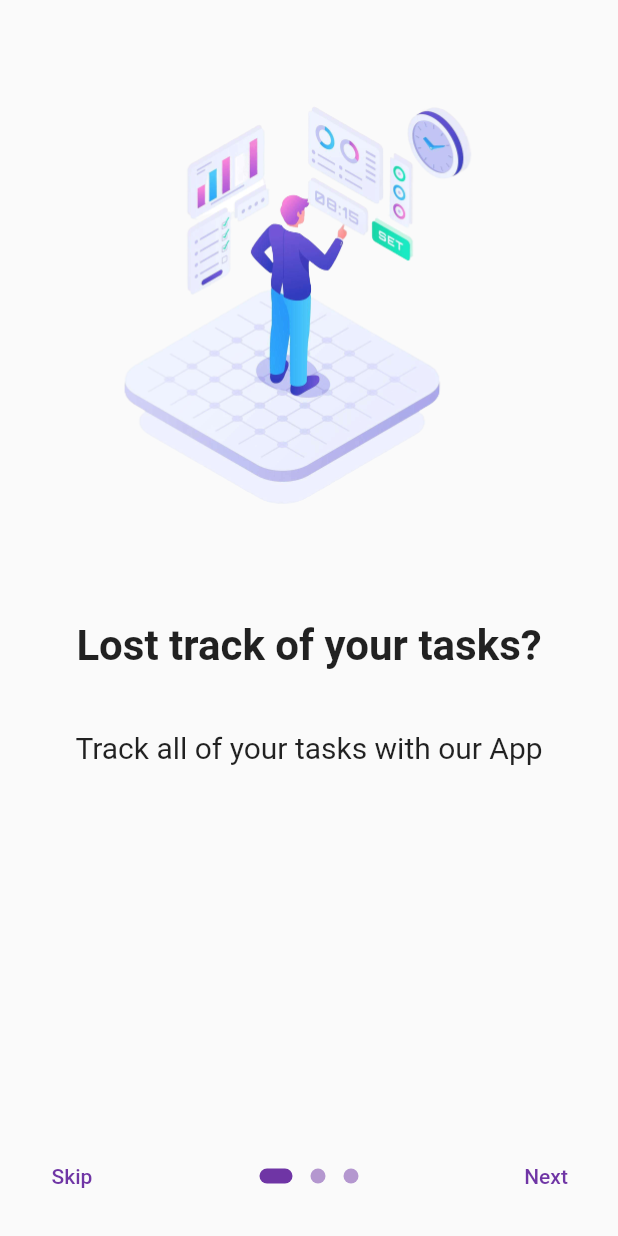
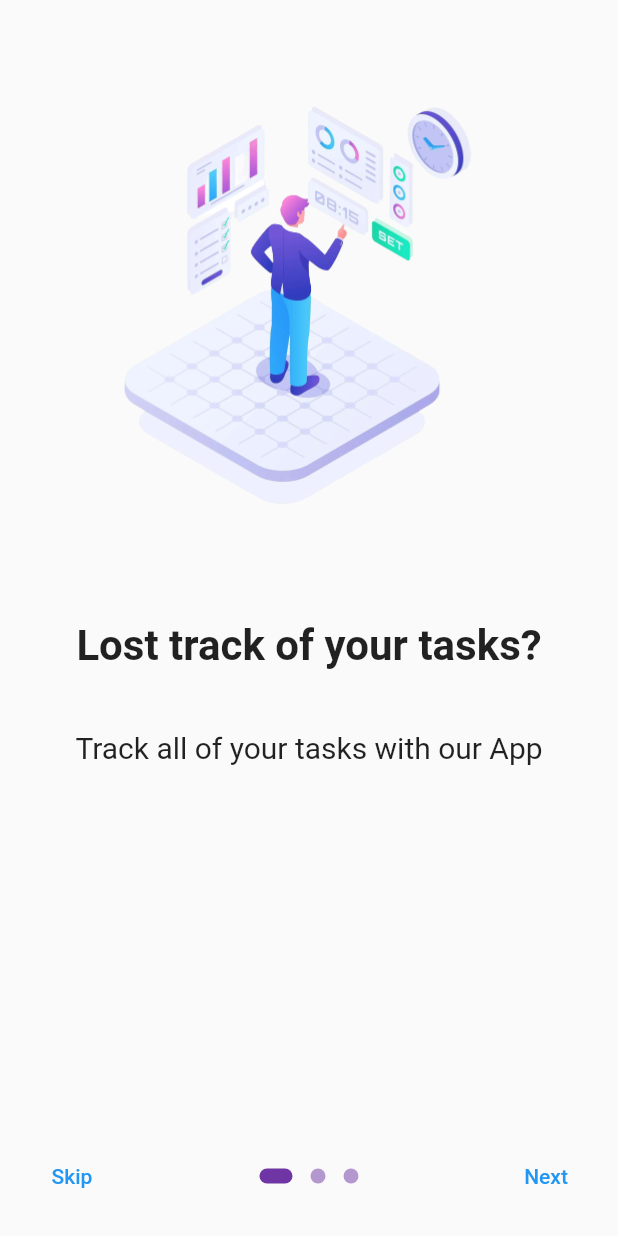
Before and after one commit to Chetan-Goyal/ToDo-App, a Flutter app: the screen it shows after launch, on a phone screen of 412 x 824 dp. Run offline on Flutter 3.47's test engine with Material 2 defaults, Android fonts, the phone set to English and light mode, and no system bars; drawn by our look-alikes of introduction_screen; our stand-ins replace dio, email_validator, flutter_colorpicker, flutter_riverpod, flutter_secure_storage, flutter_svg and 4 more.

Commit message:
Fixes Deprecated Issues

```diff
--- a/lib/view/pages/onboarding/onboarding.dart
+++ b/lib/view/pages/onboarding/onboarding.dart
@@ -51,8 +51,8 @@ class OnboardingScreen extends StatelessWidget {
               )
             ],
             done: const FittedBox(child: Text('Explore')),
-            doneColor: kPrimaryColor,
-            color: kPrimaryColor,
+            // doneColor: kPrimaryColor,
+            // color: kPrimaryColor,
             onDone: () {
               prefs.data!.setBool('Initialised', true);
               Navigator.pushReplacement(
@@ -64,7 +64,7 @@ class OnboardingScreen extends StatelessWidget {
             next: const Text('Next'),
             skip: const Text('Skip'),
             showSkipButton: true,
-            skipFlex: 0,
+            skipOrBackFlex: 0,
             nextFlex: 0,
             dotsDecorator: getDotDecoration(),
           ),
@@ -78,7 +78,7 @@ class OnboardingScreen extends StatelessWidget {
       titleTextStyle:
           const TextStyle(fontSize: 28, fontWeight: FontWeight.bold),
       bodyTextStyle: const TextStyle(fontSize: 20),
-      descriptionPadding: const EdgeInsets.all(16).copyWith(bottom: 0),
+      bodyPadding: const EdgeInsets.all(16).copyWith(bottom: 0),
       imagePadding: const EdgeInsets.all(24),
     );
   }
```
Also changed, not shown: pubspec.lock.
